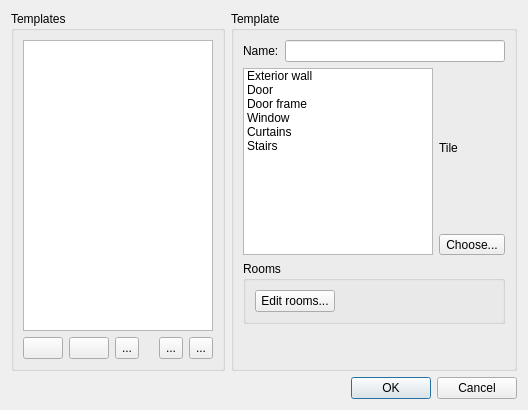
Above: src/tiled/BuildingEditor/buildingtemplatesdialog.ui from timbaker/tiled before the change. Below: the same form after it.
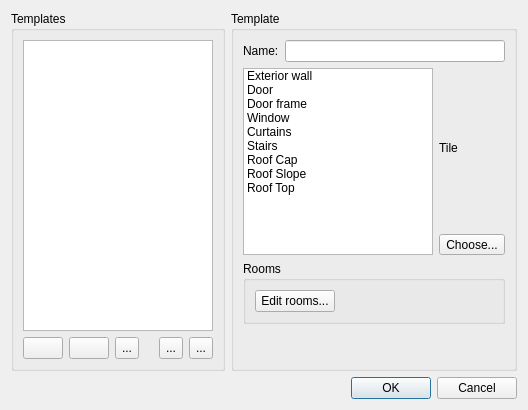
That is the form after the change. Icons and pictures are not drawn.

What changed in the file:
```diff
--- a/src/tiled/BuildingEditor/buildingtemplatesdialog.ui
+++ b/src/tiled/BuildingEditor/buildingtemplatesdialog.ui
@@ -191,6 +191,21 @@
             <string>Stairs</string>
            </property>
           </item>
+          <item>
+           <property name="text">
+            <string>Roof Cap</string>
+           </property>
+          </item>
+          <item>
+           <property name="text">
+            <string>Roof Slope</string>
+           </property>
+          </item>
+          <item>
+           <property name="text">
+            <string>Roof Top</string>
+           </property>
+          </item>
          </widget>
         </item>
         <item>
```
